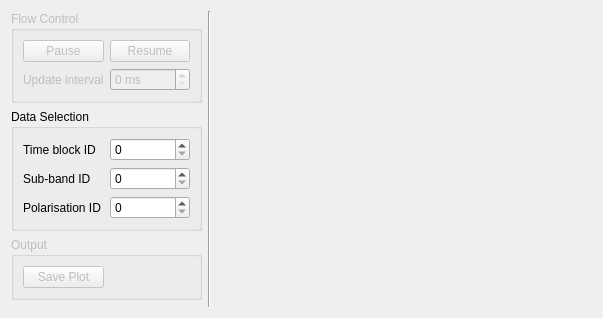
This is src/viewer/forms/SubbandSpectraViewer.ui in pelican/pelican-lofar as Qt 5 draws it before an edit. The edited form follows.
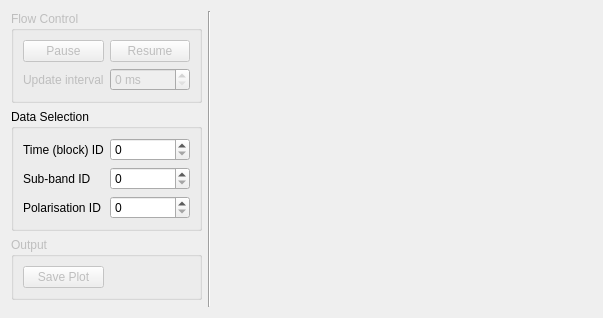
This is the edited form. Custom widgets are drawn as their Qt base class.

What changed in the file:
```diff
--- a/src/viewer/forms/SubbandSpectraViewer.ui
+++ b/src/viewer/forms/SubbandSpectraViewer.ui
@@ -102,7 +102,7 @@
         <item row="0" column="0">
          <widget class="QLabel" name="label_timeBlock">
           <property name="text">
-           <string>Time block ID</string>
+           <string>Time (block) ID</string>
           </property>
          </widget>
         </item>
```
